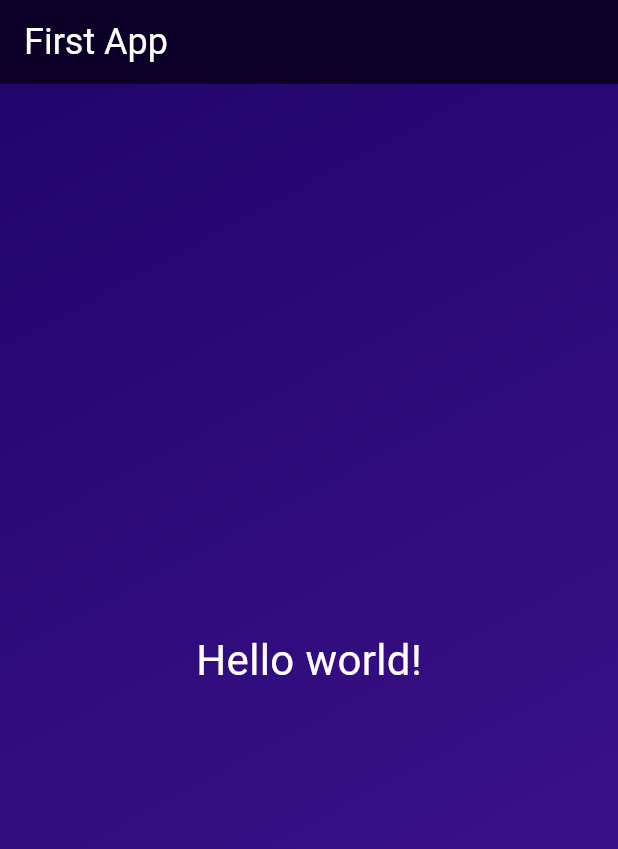
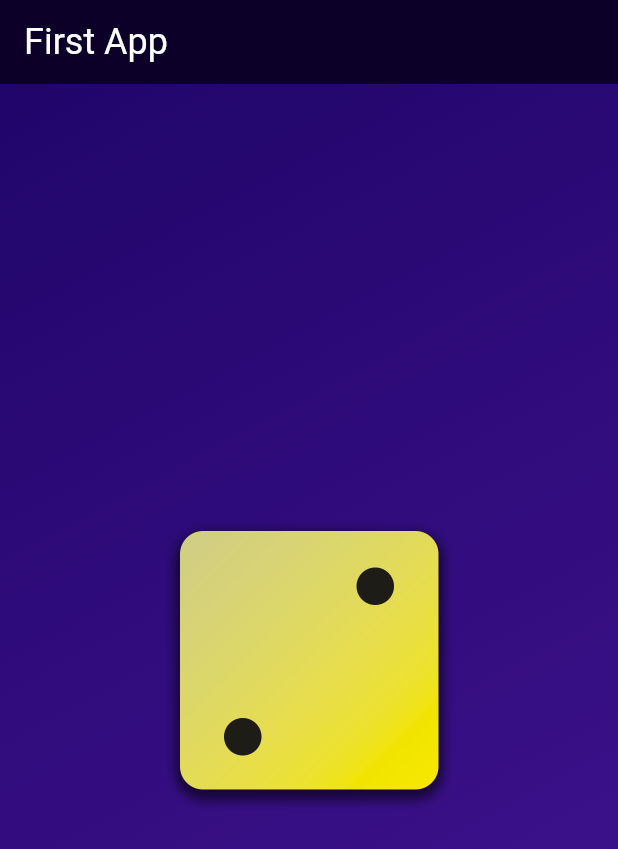
Before and after one commit to dlipkumar77/first_app, a Flutter app: the screen it shows after launch, on a phone screen of 412 x 824 dp. Shown: the top 849 px of the screen. Run offline on Flutter 3.47's test engine with Material 3 defaults, Android fonts, the phone set to English and light mode, and no system bars.

```diff
--- a/lib/gradient_container.dart
+++ b/lib/gradient_container.dart
@@ -1,4 +1,4 @@
-import 'package:first_app/styled_text.dart';
+//import 'package:first_app/styled_text.dart';
 import 'package:flutter/material.dart';
 
 const starAlignment = Alignment.topLeft;
@@ -10,6 +10,11 @@ const endAlignment = Alignment.bottomRight;
 class GradientContainer extends StatelessWidget {
   //const GradientContainer({Key? key}) : super(key: key);
   const GradientContainer(this.color1, this.color2, {super.key});
+
+//  const GradientContainer.purple({super.key})
+//       : color1 = Colors.deepPurpleAccent,
+//         color2 = Colors.indigo;
+
   final Color color1;
   final Color color2;
   @override
@@ -31,7 +36,13 @@ class GradientContainer extends StatelessWidget {
           end: endAlignment,
         ),
       ),
-        child: Center(child: StyledText('Hello world!')));
+      child: Center(
+        child: Image.asset(
+          'assets/images/dice-2.png',
+          width: 200,
+        ),
+      ),
+    );
   }
 }
 
--- a/lib/main.dart
+++ b/lib/main.dart
@@ -11,6 +11,8 @@ void main() {
                 style: TextStyle(fontSize: 24, color: Colors.white))),
         body: GradientContainer(const Color.fromARGB(255, 33, 5, 107),
             const Color.fromARGB(255, 68, 21, 147)),
+
+        //body: GradientContainer.purple(),
       ),
     ),
   );
```
Also changed, not shown: pubspec.yaml (+7 -3 lines), assets/images/dice-1.png (added), assets/images/dice-2.png (added), assets/images/dice-3.png (added), assets/images/dice-4.png (added), assets/images/dice-5.png (added), assets/images/dice-6.png (added). Lines whose indentation alone changed are shown as unchanged.
